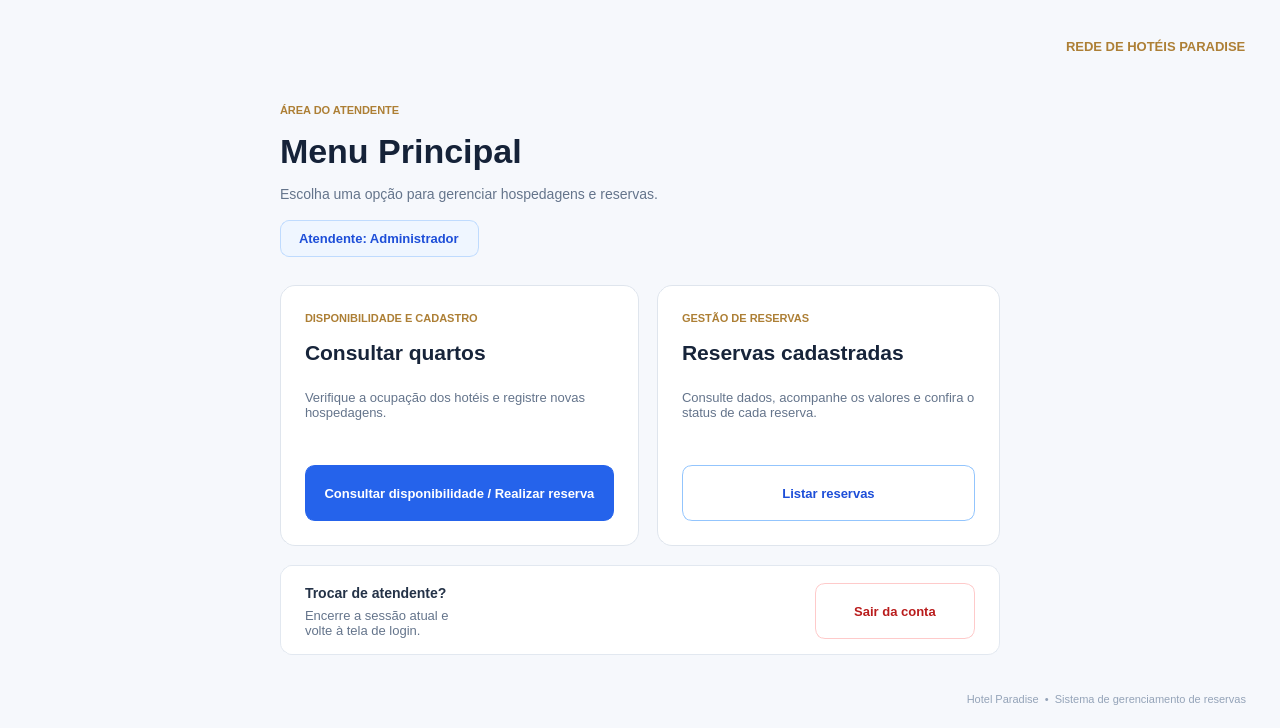
First picture: the form in mainwindow.ui, repository JairCosta00/Sistema-de-Reservas-Rede-de-Hot-is-Paradise, before the edit.
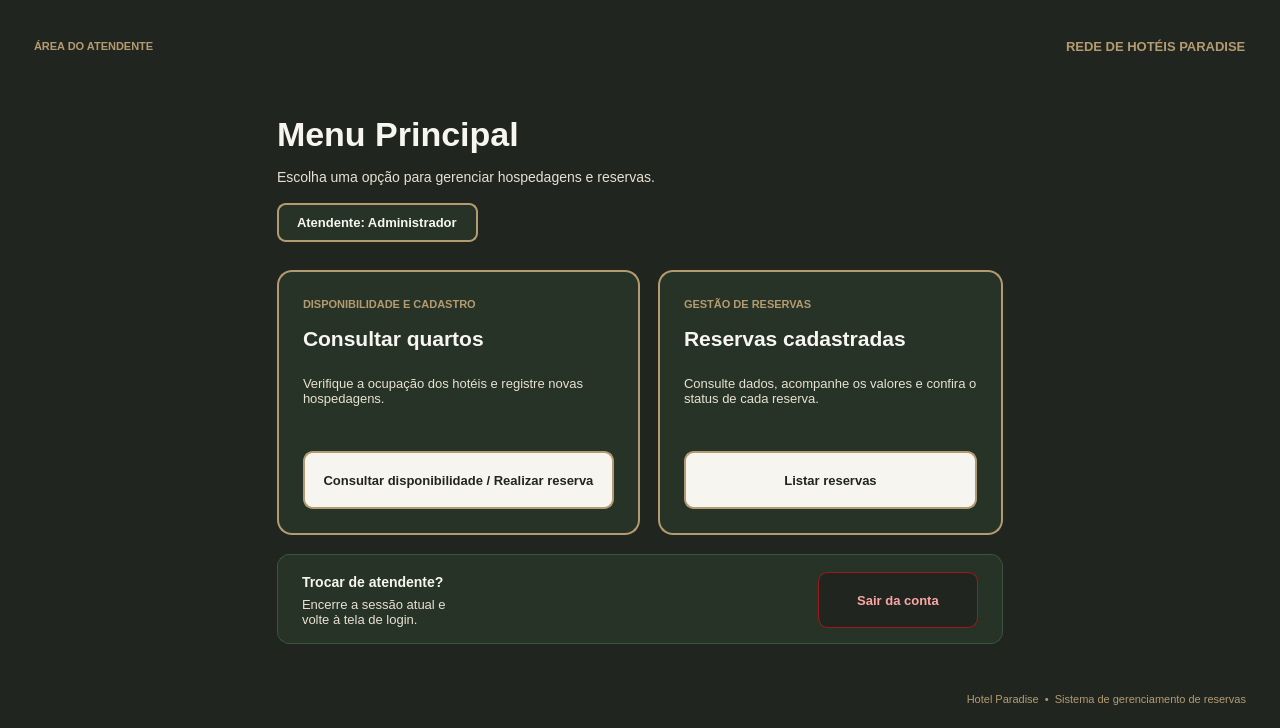
Second picture: the form after the edit.

Commit message:
Mainwindow QSS Correction
changed style sheet from mainwindow to the correct  color pallet

What changed in the file:
```diff
--- a/mainwindow.ui
+++ b/mainwindow.ui
@@ -21,43 +21,107 @@
   </property>
   <widget class="QWidget" name="centralwidget">
    <property name="styleSheet">
-    <string>QWidget#centralwidget {
-    background-color: #F6F8FC;
-    color: #1F2937;
-    font-family: &quot;Segoe UI&quot;;
+    <string notr="true">/* deep-green: #20251F - Fundo principal */
+/* Paradise Green: #263326 - Fundo dos cartões */
+/* dourado fosco: #B49A70 - Bordas de destaque e categorias */
+/* Off-white: #F7F5EF - Títulos e botões principais */
+/* bright-sand: #E8E0D2 - Textos secundários e hover */
+
+QWidget#centralwidget {
+    background-color: #20251F;
+    color: #F7F5EF;
 }
-QFrame#frameFundoEscuro { background: transparent; border: none; }
+
+QFrame#frameFundoEscuro {
+    background: transparent;
+    border: none;
+}
+
+/* Cartões centrais em Paradise Green com borda dourada */
 QFrame#cardConsulta, QFrame#cardLista {
-    background-color: #FFFFFF;
-    border: 1px solid #DFE5ED;
+    background-color: #263326;
+    border: 1.5px solid #B49A70;
     border-radius: 15px;
 }
+
+/* Cartão inferior de sessão */
 QFrame#frameSessao {
-    background-color: #FFFFFF;
-    border: 1px solid #E2E8F0;
+    background-color: #263326;
+    border: 1px solid #3B543B;
     border-radius: 12px;
 }
-QLabel { background: transparent; border: none; color: #334155; }
-QLabel#labelMarca { color: #AD7F35; font-size: 13px; font-weight: bold; }
-QLabel#labelSistema { color: #64748B; font-size: 12px; }
+
+QLabel {
+    background: transparent;
+    border: none;
+    color: #E8E0D2;
+}
+
+/* Rótulos de marca e categoria em dourado fosco */
+QLabel#labelMarca {
+    color: #B49A70;
+    font-size: 13px;
+    font-weight: bold;
+}
+
+QLabel#labelSistema {
+    color: #E8E0D2;
+    font-size: 12px;
+}
+
 QLabel#labelDestaque, QLabel#labelCategoriaConsulta, QLabel#labelCategoriaLista {
-    color: #AD7F35; font-size: 11px; font-weight: bold;
+    color: #B49A70;
+    font-size: 11px;
+    font-weight: bold;
 }
-QLabel#labelTitulo { color: #152238; font-size: 34px; font-weight: bold; }
-QLabel#labelDescricao { color: #64748B; font-size: 14px; }
-QLabel#labelAtendente {
-    color: #1D4ED8; background-color: #EFF6FF;
-    border: 1px solid #BFDBFE; border-radius: 9px;
-    font-size: 13px; font-weight: bold; padding: 10px 15px;
+
+/* Títulos em Off-white */
+QLabel#labelTitulo {
+    color: #F7F5EF;
+    font-size: 34px;
+    font-weight: bold;
 }
+
 QLabel#labelConsultaTitulo, QLabel#labelListaTitulo {
-    color: #17243A; font-size: 21px; font-weight: bold;
+    color: #F7F5EF;
+    font-size: 21px;
+    font-weight: bold;
 }
+
+QLabel#labelSessaoTitulo {
+    color: #F7F5EF;
+    font-size: 14px;
+    font-weight: bold;
+}
+
+/* Descrições em Bright-sand */
+QLabel#labelDescricao {
+    color: #E8E0D2;
+    font-size: 14px;
+}
+
 QLabel#labelConsultaDescricao, QLabel#labelListaDescricao, QLabel#labelSessaoDescricao {
-    color: #64748B; font-size: 13px;
+    color: #E8E0D2;
+    font-size: 13px;
 }
-QLabel#labelSessaoTitulo { color: #243247; font-size: 14px; font-weight: bold; }
-QLabel#labelRodape { color: #94A3B8; font-size: 11px; }
+
+/* Crachá do atendente */
+QLabel#labelAtendente {
+    color: #F7F5EF;
+    background-color: #263326;
+    border: 1.5px solid #B49A70;
+    border-radius: 9px;
+    font-size: 13px;
+    font-weight: bold;
+    padding: 10px 15px;
+}
+
+QLabel#labelRodape {
+    color: #B49A70;
+    font-size: 11px;
+}
+
+/* Botões principais invertidos */
 QPushButton {
     border-radius: 10px;
     padding: 12px 18px;
@@ -65,22 +129,41 @@
     font-size: 13px;
     font-weight: bold;
 }
-QPushButton#btnConsultarReserva {
-    background-color: #2563EB; color: white; border: 1px solid #2563EB;
+
+QPushButton#btnConsultarReserva, QPushButton#btnListarReservas {
+    background-color: #F7F5EF;
+    color: #20251F;
+    border: 1.5px solid #B49A70;
 }
-QPushButton#btnConsultarReserva:hover { background-color: #1D4ED8; }
-QPushButton#btnConsultarReserva:pressed { background-color: #1E40AF; }
-QPushButton#btnListarReservas {
-    background-color: #FFFFFF; color: #1D4ED8; border: 1px solid #93C5FD;
+
+QPushButton#btnConsultarReserva:hover, QPushButton#btnListarReservas:hover {
+    background-color: #E8E0D2;
+    color: #20251F;
+    border: 1.5px solid #B49A70;
 }
-QPushButton#btnListarReservas:hover { background-color: #EFF6FF; }
-QPushButton#btnListarReservas:pressed { background-color: #DBEAFE; }
+
+QPushButton#btnConsultarReserva:pressed, QPushButton#btnListarReservas:pressed {
+    background-color: #B49A70;
+    color: #20251F;
+}
+
+/* Botão Sair adaptado para fundo escuro */
 QPushButton#btnSair {
-    background-color: #FFFFFF; color: #B91C1C; border: 1px solid #FECACA;
+    background-color: #20251F;
+    color: #FCA5A5;
+    border: 1px solid #991B1B;
 }
-QPushButton#btnSair:hover { background-color: #FEF2F2; border: 1px solid #EF4444; }
-QPushButton#btnSair:pressed { background-color: #FEE2E2; }
-</string>
+
+QPushButton#btnSair:hover {
+    background-color: #450A0A;
+    color: #FEE2E2;
+    border: 1px solid #EF4444;
+}
+
+QPushButton#btnSair:pressed {
+    background-color: #7F1D1D;
+    color: #FFFFFF;
+}</string>
    </property>
    <layout class="QVBoxLayout" name="layoutJanela">
     <property name="spacing">
@@ -115,6 +198,20 @@
       <property name="bottomMargin">
        <number>0</number>
       </property>
+      <item>
+       <widget class="QLabel" name="labelDestaque">
+        <property name="font">
+         <font>
+          <family>Segoe UI</family>
+          <pointsize>-1</pointsize>
+          <bold>true</bold>
+         </font>
+        </property>
+        <property name="text">
+         <string>ÁREA DO ATENDENTE</string>
+        </property>
+       </widget>
+      </item>
       <item>
        <spacer name="espacoBarraSuperior">
         <property name="orientation">
@@ -229,20 +326,6 @@
          <property name="bottomMargin">
           <number>0</number>
          </property>
-         <item>
-          <widget class="QLabel" name="labelDestaque">
-           <property name="font">
-            <font>
-             <family>Segoe UI</family>
-             <pointsize>-1</pointsize>
-             <bold>true</bold>
-            </font>
-           </property>
-           <property name="text">
-            <string>ÁREA DO ATENDENTE</string>
-           </property>
-          </widget>
-         </item>
          <item>
           <widget class="QLabel" name="labelTitulo">
            <property name="font">
@@ -426,7 +509,7 @@
                 <property name="minimumSize">
                  <size>
                   <width>0</width>
-                  <height>56</height>
+                  <height>58</height>
                  </size>
                 </property>
                 <property name="maximumSize">
@@ -535,7 +618,7 @@
                 <property name="minimumSize">
                  <size>
                   <width>0</width>
-                  <height>56</height>
+                  <height>58</height>
                  </size>
                 </property>
                 <property name="maximumSize">
```
